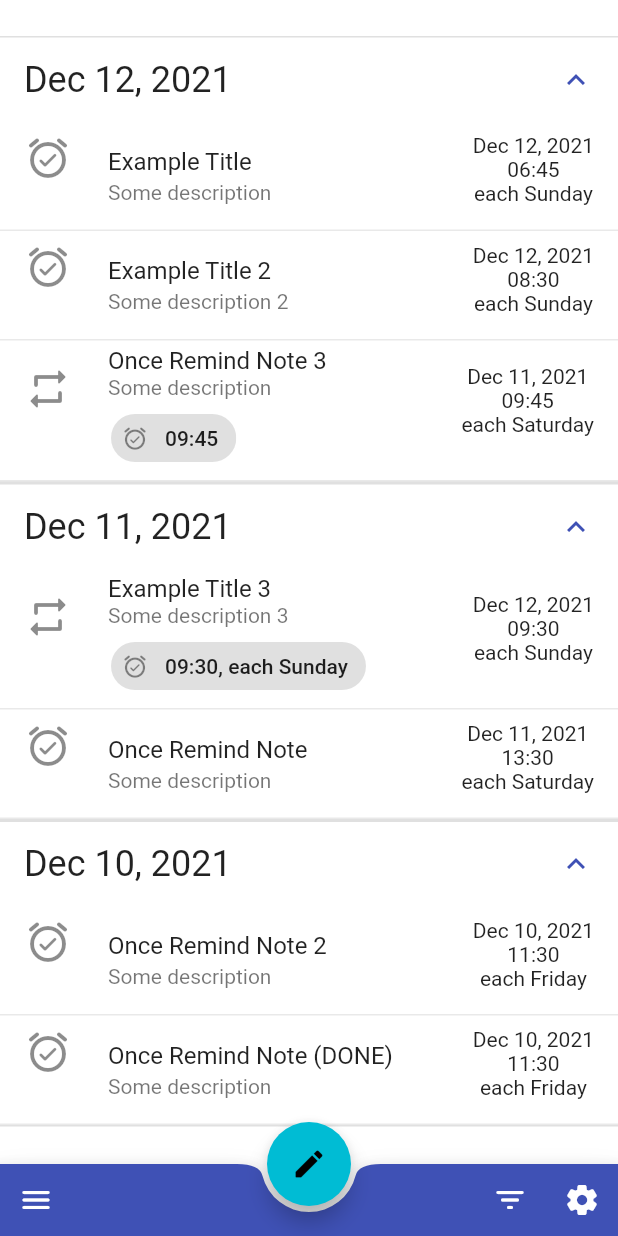
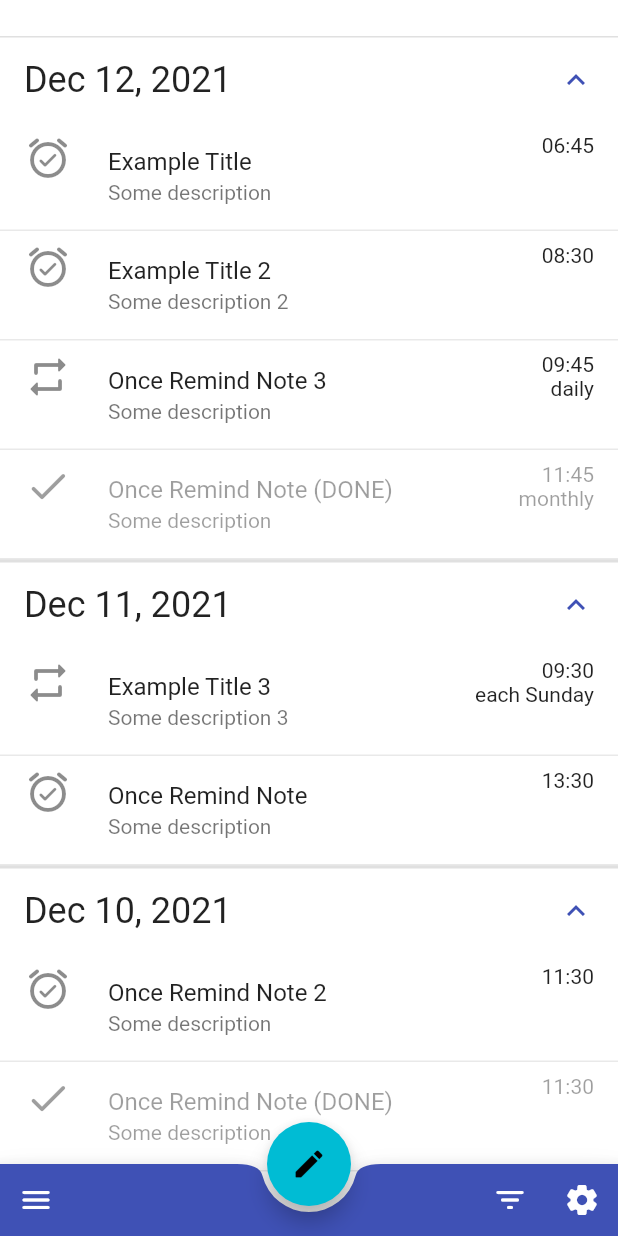
Before and after one commit to shadzhiyski/reminding_notes, a Flutter app: the screen it shows after launch, on a phone screen of 412 x 824 dp. Run offline on Flutter 3.47's test engine with Material 2 defaults, Android fonts, the phone set to English and light mode, and no system bars; drawn by our look-alikes of flutter_slidable.

Commit message:
NoteListItemWidget design changed according to type and status of note.

```diff
--- a/lib/services/notes_service.dart
+++ b/lib/services/notes_service.dart
@@ -25,6 +25,13 @@ class NotesService {
             description: "Some description",
             type: NoteType.dailyReminding,
             status: NoteStatus.active,
+          ),
+          NoteViewModel(
+            dateTime: DateTime.utc(2021, 12, 11, 11, 45, 00),
+            title: "Once Remind Note (DONE)",
+            description: "Some description",
+            type: NoteType.monthlyReminding,
+            status: NoteStatus.done,
           ),
         ],
         DateTime.utc(2021, 12, 11, 00, 00, 00): [
--- a/lib/widgets/note_list_item_widget.dart
+++ b/lib/widgets/note_list_item_widget.dart
@@ -40,12 +40,13 @@ class NoteListItemWidget extends StatelessWidget {
                   onPressed: (_) {},
                   backgroundColor: Colors.red,
                   foregroundColor: Colors.white,
-                  icon: Icons.delete,
+                  icon: Icons.delete_rounded,
                   label: 'Delete',
                 ),
               ],
             ),
             child: ListTile(
+              enabled: model.status != NoteStatus.done,
               shape: Border(
                 bottom: BorderSide(color: Theme.of(context).splashColor),
               ),
@@ -55,49 +56,34 @@ class NoteListItemWidget extends StatelessWidget {
                 crossAxisAlignment: CrossAxisAlignment.start,
                 children: [
                   Text(model.description!),
-                  Row(
-                    children: [
-                      if (model.type == NoteType.dailyReminding)
-                        Padding(
-                          padding:
-                              const EdgeInsets.only(top: 2, left: 2, right: 2),
-                          child: InputChip(
-                            avatar: const Icon(Icons.alarm_on_rounded),
-                            label:
-                                Text(DateFormat.Hm().format(model.dateTime!)),
-                            onSelected: (bool value) {},
-                          ),
-                        ),
-                      if (model.type == NoteType.weeklyReminding)
-                        Padding(
-                          padding:
-                              const EdgeInsets.only(top: 2, left: 2, right: 2),
-                          child: InputChip(
-                            avatar: const Icon(Icons.alarm_on_rounded),
-                            label: Text(
-                                '${DateFormat.Hm().format(model.dateTime!)}, each ${DateFormat.EEEE().format(model.dateTime!)}'),
-                            onSelected: (bool value) {},
-                          ),
-                        ),
-                    ],
-                  ),
                 ],
               ),
               leading: Column(
                 crossAxisAlignment: CrossAxisAlignment.start,
                 children: [
-                  if (model.type == NoteType.scheduledReminding)
-                    const Icon(Icons.alarm_on_rounded, size: 32),
-                  if (model.type == NoteType.dailyReminding ||
-                      model.type == NoteType.weeklyReminding)
+                  if (model.status == NoteStatus.done)
+                    const Icon(Icons.done_rounded, size: 32)
+                  else if (model.type == NoteType.scheduledReminding)
+                    const Icon(Icons.alarm_on_rounded, size: 32)
+                  else if (model.type == NoteType.dailyReminding ||
+                      model.type == NoteType.weeklyReminding ||
+                      model.type == NoteType.monthlyReminding ||
+                      model.type == NoteType.annualReminding)
                     const Icon(Icons.repeat_rounded, size: 32),
                 ],
               ),
               trailing: Column(
+                crossAxisAlignment: CrossAxisAlignment.end,
                 children: [
-                  Text(DateFormat.yMMMd().format(model.dateTime!)),
                   Text(DateFormat.Hm().format(model.dateTime!)),
-                  Text('each ${DateFormat.EEEE().format(model.dateTime!)}'),
+                  if (model.type == NoteType.dailyReminding)
+                    const Text('daily'),
+                  if (model.type == NoteType.weeklyReminding)
+                    Text('each ${DateFormat.EEEE().format(model.dateTime!)}'),
+                  if (model.type == NoteType.monthlyReminding)
+                    const Text('monthly'),
+                  if (model.type == NoteType.annualReminding)
+                    const Text('annual'),
                 ],
               ),
               onTap: () => Navigator.of(context).pushNamed('/editItem'),
```
